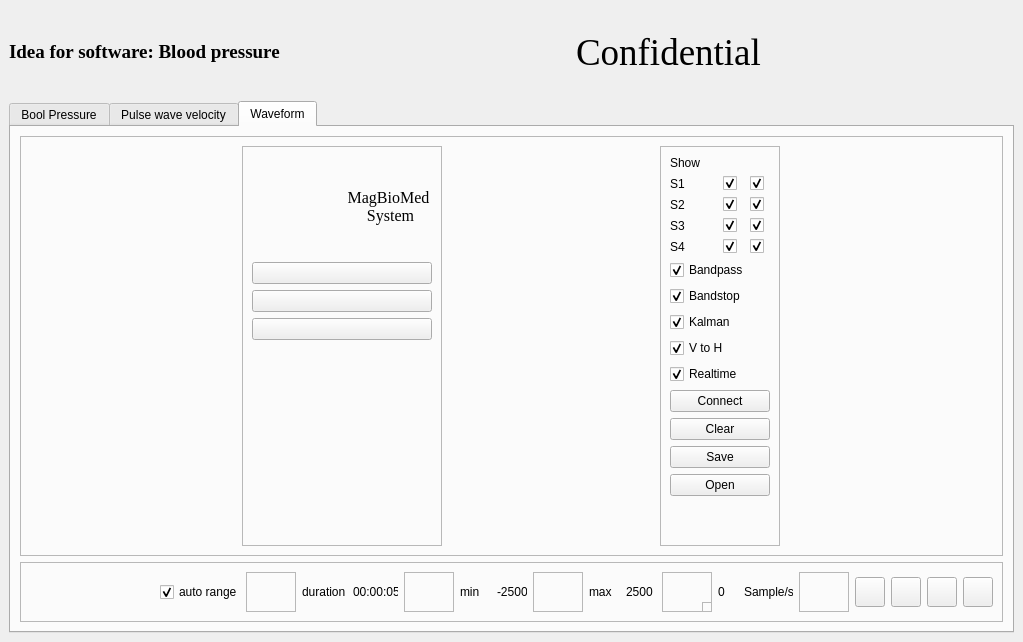
Before: the Qt Designer form mainwindow.ui in minhnhan210196/Evteck, drawn with Qt 5.
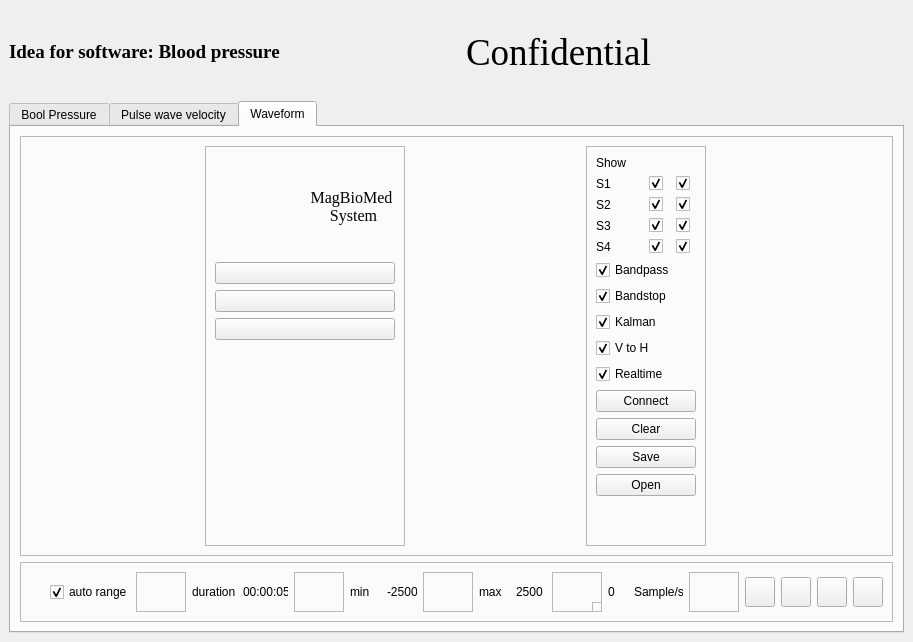
After: the same form once the commit is applied. Icons and pictures are not drawn.

What changed in the file:
```diff
--- a/mainwindow.ui
+++ b/mainwindow.ui
@@ -6,7 +6,7 @@
    <rect>
     <x>0</x>
     <y>0</y>
-    <width>1023</width>
+    <width>913</width>
     <height>642</height>
    </rect>
   </property>
```
